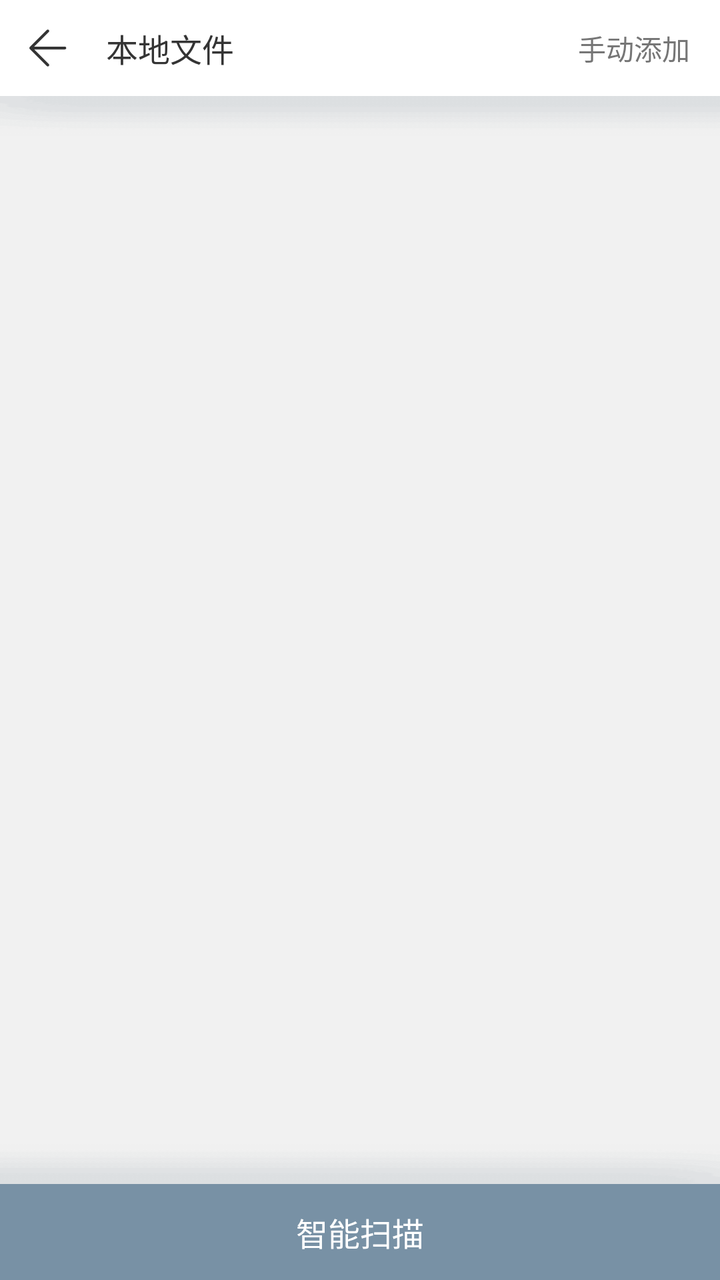
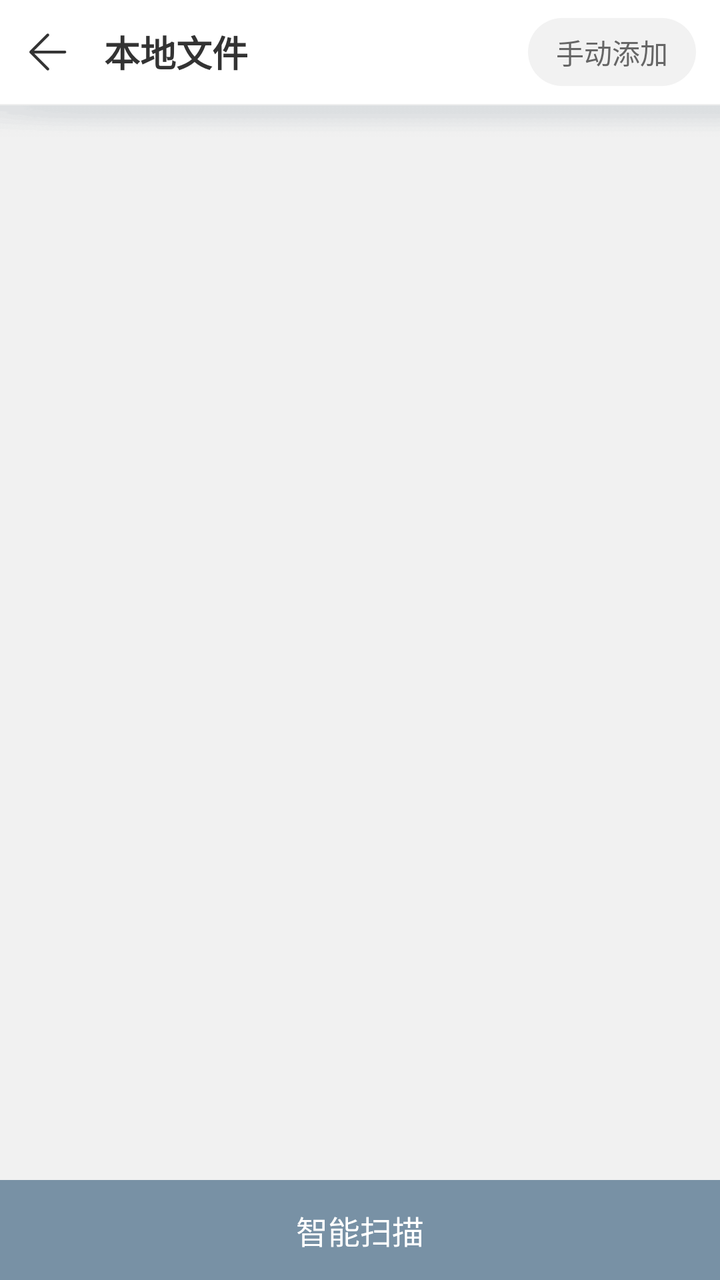

An Android layout rendered at two revisions. The XML below is the earlier revision; the diff shows what the commit changed to produce the second picture.
<!-- AndroidManifest.xml: activity theme CAppTransparentTheme -->
<!-- res/layout/activity_importbook.xml -->
<?xml version="1.0" encoding="utf-8"?>
<LinearLayout xmlns:android="http://schemas.android.com/apk/res/android"
    android:layout_width="match_parent"
    android:layout_height="match_parent"
    xmlns:app="http://schemas.android.com/apk/res-auto"
    android:orientation="vertical"
    android:background="#f1f1f1"
    android:id="@+id/ll_content">
    <LinearLayout
        android:layout_width="match_parent"
        android:layout_height="48dp"
        android:background="#ffffff"
        android:orientation="horizontal">
        <ImageButton
            android:id="@+id/iv_return"
            android:layout_width="48dp"
            android:layout_height="48dp"
            android:src="@drawable/selector_icon_return"
            android:background="@drawable/bg_ib_pre"
            android:clickable="true"
            android:layout_gravity="center_vertical"/>
        <TextView
            android:layout_width="0dp"
            android:layout_weight="1"
            android:layout_height="match_parent"
            android:layout_marginLeft="5dp"
            android:layout_marginRight="45dp"
            android:singleLine="true"
            android:textSize="16sp"
            android:text="本地文件"
            android:textColor="#343434"
            android:gravity="center|left"/>
        <TextView
            android:id="@+id/scan_tv_addshelf_local"
            android:layout_width="wrap_content"
            android:layout_height="wrap_content"
            android:text="手动添加"
            android:layout_marginRight="15dp"
            android:layout_gravity="center_vertical"
            android:background="@drawable/bg_ib_pre"
            android:textColor="#767676"
            android:textSize="14sp"
            android:visibility="visible"/>

        <TextView
            android:id="@+id/scan_tv_addshelf"
            android:layout_width="wrap_content"
            android:layout_height="wrap_content"
            android:text="导入"
            android:layout_marginRight="15dp"
            android:layout_gravity="center_vertical"
            android:background="@drawable/bg_ib_pre"
            android:textColor="#767676"
            android:textSize="14sp"
            android:visibility="gone"/>
    </LinearLayout>
    <FrameLayout
        android:layout_width="match_parent"
        android:layout_height="0dp"
        android:layout_weight="1">
        <androidx.recyclerview.widget.RecyclerView
            android:id="@+id/rcv_books"
            android:layout_width="match_parent"
            android:layout_height="match_parent"
            android:scrollbars="vertical"
            android:scrollbarStyle="outsideOverlay"/>
        <View
            android:layout_width="match_parent"
            android:layout_height="20dp"
            android:background="@drawable/bg_shadow"
            android:layout_gravity="top"/>
        <View
            android:layout_width="match_parent"
            android:layout_height="20dp"
            android:background="@drawable/bg_shadow2"
            android:layout_gravity="bottom"/>
    </FrameLayout>
    <FrameLayout
        android:id="@+id/scan_content_layout"
        android:layout_width="match_parent"
        android:layout_height="48dp">
        <FrameLayout
            android:layout_width="match_parent"
            android:layout_height="match_parent"
            android:background="#ffffff">
            <com.victor.loading.rotate.RotateLoading
                android:id="@+id/rl_loading"
                android:layout_width="40dp"
                android:layout_height="40dp"
                app:loading_width="2dp"
                app:loading_color="@color/tv_text_addshelf_pre"
                android:layout_marginLeft="10dp"
                android:layout_gravity="center_vertical"/>
            <TextView
                android:id="@+id/tv_count"
                android:layout_width="wrap_content"
                android:layout_height="wrap_content"
                android:layout_gravity="center"
                android:textColor="@color/tv_text_addshelf_pre"
                android:textSize="16sp"/>
        </FrameLayout>
        <TextView
            android:id="@+id/tv_scan"
            android:layout_width="match_parent"
            android:layout_height="match_parent"
            android:background="@drawable/selector_importbook_btn_bg"
            android:clickable="true"
            android:textColor="#ffffff"
            android:textSize="16sp"
            android:text="智能扫描"
            android:gravity="center"/>
    </FrameLayout>
</LinearLayout>
<!-- resources referenced by this layout -->
<resources>
  <color name="tv_text_addshelf_pre">#7891A5</color>
  <!-- drawable bg_ib_pre (drawable) -->
  <?xml version="1.0" encoding="utf-8"?>
  <selector xmlns:android="http://schemas.android.com/apk/res/android">
      <item android:drawable="@android:color/transparent"/>
  </selector>
  <!-- drawable bg_shadow: png bitmap (drawable-xxhdpi, 340 bytes) -->
  <!-- drawable bg_shadow2: png bitmap (drawable-xxhdpi, 3127 bytes) -->
  <!-- drawable selector_icon_return (drawable) -->
  <?xml version="1.0" encoding="utf-8"?>
  <selector xmlns:android="http://schemas.android.com/apk/res/android">
      <item android:drawable="@drawable/icon_return_nor" android:state_pressed="false"/>
      <item android:drawable="@drawable/icon_return_pre" android:state_pressed="true"/>
  </selector>
  <!-- drawable selector_importbook_btn_bg (drawable) -->
  <?xml version="1.0" encoding="utf-8"?>
  <selector xmlns:android="http://schemas.android.com/apk/res/android">
      <item android:drawable="@color/tv_text_addshelf_pre" android:state_pressed="false" android:state_enabled="true"/>
      <item android:drawable="@color/tv_text_addshelf_deep_pre" android:state_pressed="true" android:state_enabled="true"/>
  
      <item android:drawable="@color/tv_text_addshelf_nor" android:state_enabled="false"/>
  </selector>
  <style name="CAppTransparentTheme" parent="CAppTheme">
          
          <item name="android:windowIsTranslucent">true</item>
          <item name="android:windowBackground">@android:color/transparent</item>
      </style>
  
      '
  <!-- drawable icon_return_nor: png bitmap (drawable-xxhdpi, 545 bytes) -->
  <!-- drawable icon_return_pre: png bitmap (drawable-xxhdpi, 545 bytes) -->
  <color name="tv_text_addshelf_deep_pre">#587A8A</color>
  <color name="tv_text_addshelf_nor">#ffffff</color>
  <style name="CAppTheme" parent="Theme.AppCompat.Light.NoActionBar">
          
          <item name="colorPrimary">#ffffff</item>
          <item name="colorPrimaryDark">#767676</item>
          <item name="colorAccent">@color/colorAccent</item>
      </style>
  <color name="colorAccent">#ffff4081</color>
</resources>

<!-- the commit's change to res/layout/activity_importbook.xml (unified diff, before → after) -->
@@ -1,113 +1,130 @@
 <?xml version="1.0" encoding="utf-8"?>
 <LinearLayout xmlns:android="http://schemas.android.com/apk/res/android"
+    xmlns:app="http://schemas.android.com/apk/res-auto"
+    android:id="@+id/ll_content"
     android:layout_width="match_parent"
     android:layout_height="match_parent"
-    xmlns:app="http://schemas.android.com/apk/res-auto"
-    android:orientation="vertical"
-    android:background="#f1f1f1"
-    android:id="@+id/ll_content">
+    android:background="@color/bg_library"
+    android:fitsSystemWindows="true"
+    android:orientation="vertical">
+
+    
     <LinearLayout
         android:layout_width="match_parent"
-        android:layout_height="48dp"
+        android:layout_height="52dp"
         android:background="#ffffff"
-        android:orientation="horizontal">
+        android:gravity="center_vertical"
+        android:orientation="horizontal"
+        android:paddingRight="12dp">
+
         <ImageButton
             android:id="@+id/iv_return"
             android:layout_width="48dp"
             android:layout_height="48dp"
-            android:src="@drawable/selector_icon_return"
             android:background="@drawable/bg_ib_pre"
             android:clickable="true"
-            android:layout_gravity="center_vertical"/>
+            android:src="@drawable/selector_icon_return" />
+
         <TextView
             android:layout_width="0dp"
+            android:layout_height="wrap_content"
             android:layout_weight="1"
-            android:layout_height="match_parent"
-            android:layout_marginLeft="5dp"
-            android:layout_marginRight="45dp"
+            android:layout_marginLeft="4dp"
             android:singleLine="true"
-            android:textSize="16sp"
             android:text="本地文件"
-            android:textColor="#343434"
-            android:gravity="center|left"/>
+            android:textColor="#333333"
+            android:textSize="18sp"
+            android:textStyle="bold" />
+
         <TextView
             android:id="@+id/scan_tv_addshelf_local"
             android:layout_width="wrap_content"
-            android:layout_height="wrap_content"
+            android:layout_height="34dp"
+            android:background="@drawable/bg_dialog_btn_secondary"
+            android:gravity="center"
+            android:paddingLeft="14dp"
+            android:paddingRight="14dp"
             android:text="手动添加"
-            android:layout_marginRight="15dp"
-            android:layout_gravity="center_vertical"
-            android:background="@drawable/bg_ib_pre"
-            android:textColor="#767676"
-            android:textSize="14sp"
-            android:visibility="visible"/>
+            android:textColor="#666666"
+            android:textSize="14sp" />
 
         <TextView
             android:id="@+id/scan_tv_addshelf"
             android:layout_width="wrap_content"
-            android:layout_height="wrap_content"
+            android:layout_height="34dp"
+            android:layout_marginLeft="8dp"
+            android:background="@drawable/bg_dialog_btn_primary"
+            android:gravity="center"
+            android:paddingLeft="16dp"
+            android:paddingRight="16dp"
             android:text="导入"
-            android:layout_marginRight="15dp"
-            android:layout_gravity="center_vertical"
-            android:background="@drawable/bg_ib_pre"
-            android:textColor="#767676"
+            android:textColor="#ffffff"
             android:textSize="14sp"
-            android:visibility="gone"/>
+            android:visibility="gone" />
     </LinearLayout>
+
+    <View
+        android:layout_width="match_parent"
+        android:layout_height="0.5dp"
+        android:background="#EEEEEE" />
+
     <FrameLayout
         android:layout_width="match_parent"
         android:layout_height="0dp"
         android:layout_weight="1">
+
         <androidx.recyclerview.widget.RecyclerView
             android:id="@+id/rcv_books"
             android:layout_width="match_parent"
             android:layout_height="match_parent"
             android:scrollbars="vertical"
-            android:scrollbarStyle="outsideOverlay"/>
+            android:scrollbarStyle="outsideOverlay" />
+
         <View
             android:layout_width="match_parent"
-            android:layout_height="20dp"
-            android:background="@drawable/bg_shadow"
-            android:layout_gravity="top"/>
-        <View
-            android:layout_width="match_parent"
-            android:layout_height="20dp"
-            android:background="@drawable/bg_shadow2"
-            android:layout_gravity="bottom"/>
+            android:layout_height="16dp"
+            android:layout_gravity="top"
+            android:background="@drawable/bg_shadow" />
     </FrameLayout>
+
+    
     <FrameLayout
         android:id="@+id/scan_content_layout"
         android:layout_width="match_parent"
-        android:layout_height="48dp">
+        android:layout_height="50dp">
+
         <FrameLayout
             android:layout_width="match_parent"
             android:layout_height="match_parent"
             android:background="#ffffff">
+
             <com.victor.loading.rotate.RotateLoading
                 android:id="@+id/rl_loading"
                 android:layout_width="40dp"
                 android:layout_height="40dp"
-                app:loading_width="2dp"
+                android:layout_gravity="center_vertical"
+                android:layout_marginLeft="10dp"
                 app:loading_color="@color/tv_text_addshelf_pre"
-                android:layout_marginLeft="10dp"
-                android:layout_gravity="center_vertical"/>
+                app:loading_width="2dp" />
+
             <TextView
                 android:id="@+id/tv_count"
                 android:layout_width="wrap_content"
                 android:layout_height="wrap_content"
                 android:layout_gravity="center"
                 android:textColor="@color/tv_text_addshelf_pre"
-                android:textSize="16sp"/>
+                android:textSize="16sp" />
         </FrameLayout>
+
         <TextView
             android:id="@+id/tv_scan"
             android:layout_width="match_parent"
             android:layout_height="match_parent"
             android:background="@drawable/selector_importbook_btn_bg"
             android:clickable="true"
+            android:gravity="center"
+            android:text="智能扫描"
             android:textColor="#ffffff"
-            android:textSize="16sp"
-            android:text="智能扫描"
-            android:gravity="center"/>
+            android:textSize="16sp" />
     </FrameLayout>
 </LinearLayout>
<!-- resource entries referenced after the edit -->
@@ -1,13 +1,45 @@
 <!-- resources referenced by this layout -->
 <resources>
+  <color name="bg_library">#f1f1f1</color>
   <color name="tv_text_addshelf_pre">#7891A5</color>
+  <!-- drawable bg_dialog_btn_primary (drawable) -->
+  <?xml version="1.0" encoding="utf-8"?>
+  <selector xmlns:android="http://schemas.android.com/apk/res/android">
+      <item android:state_pressed="true">
+          <shape android:shape="rectangle">
+              <solid android:color="@color/tv_text_addshelf_deep_pre" />
+              <corners android:radius="24dp" />
+          </shape>
+      </item>
+      <item>
+          <shape android:shape="rectangle">
+              <solid android:color="@color/tv_text_addshelf_pre" />
+              <corners android:radius="24dp" />
+          </shape>
+      </item>
+  </selector>
+  <!-- drawable bg_dialog_btn_secondary (drawable) -->
+  <?xml version="1.0" encoding="utf-8"?>
+  <selector xmlns:android="http://schemas.android.com/apk/res/android">
+      <item android:state_pressed="true">
+          <shape android:shape="rectangle">
+              <solid android:color="#E4E4E4" />
+              <corners android:radius="24dp" />
+          </shape>
+      </item>
+      <item>
+          <shape android:shape="rectangle">
+              <solid android:color="#F2F2F2" />
+              <corners android:radius="24dp" />
+          </shape>
+      </item>
+  </selector>
   <!-- drawable bg_ib_pre (drawable) -->
   <?xml version="1.0" encoding="utf-8"?>
   <selector xmlns:android="http://schemas.android.com/apk/res/android">
       <item android:drawable="@android:color/transparent"/>
   </selector>
   <!-- drawable bg_shadow: png bitmap (drawable-xxhdpi, 340 bytes) -->
-  <!-- drawable bg_shadow2: png bitmap (drawable-xxhdpi, 3127 bytes) -->
   <!-- drawable selector_icon_return (drawable) -->
   <?xml version="1.0" encoding="utf-8"?>
   <selector xmlns:android="http://schemas.android.com/apk/res/android">
